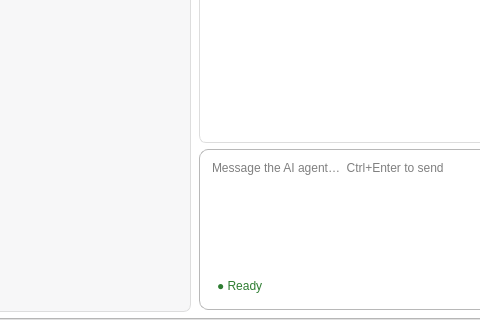
The window that mainwindow.ui (frankyeh/DSI-Studio) describes before a commit, drawn with Qt 5; both pictures show x 177 to 657 and y 438 to 758 of the 1272 by 758 pixel window.
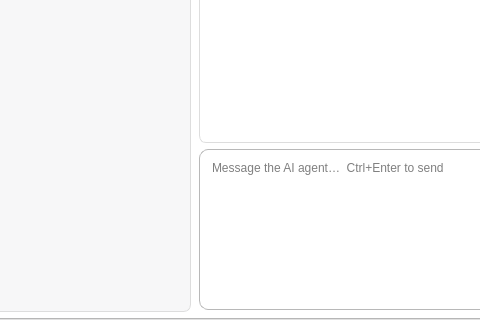
The same window after the commit. Icons and pictures are not drawn.

What changed in the file:
```diff
--- a/mainwindow.ui
+++ b/mainwindow.ui
@@ -474,22 +474,6 @@
                <property name="spacing">
                 <number>8</number>
                </property>
-               <item row="1" column="0">
-                <widget class="QLabel" name="ai_control_status">
-                 <property name="sizePolicy">
-                  <sizepolicy hsizetype="Minimum" vsizetype="Fixed">
-                   <horstretch>0</horstretch>
-                   <verstretch>0</verstretch>
-                  </sizepolicy>
-                 </property>
-                 <property name="text">
-                  <string>● Ready</string>
-                 </property>
-                 <property name="alignment">
-                  <set>Qt::AlignLeading|Qt::AlignLeft|Qt::AlignVCenter</set>
-                 </property>
-                </widget>
-               </item>
                <item row="1" column="3">
                 <widget class="QComboBox" name="ai_agent_selector">
                  <property name="minimumSize">
```
Left out of the diff: 12 changed lines with no effect on the pictures.
